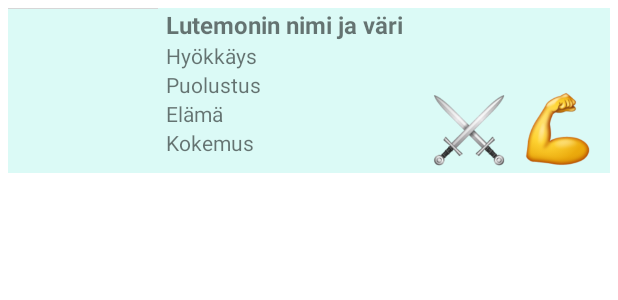
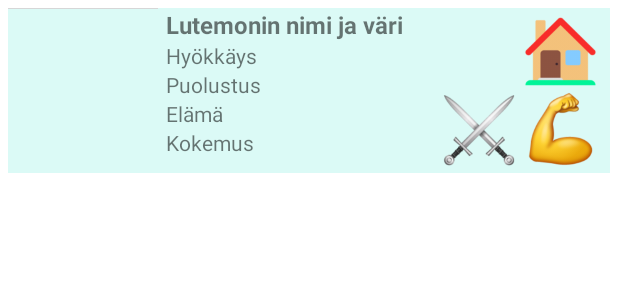
Before and after one commit to EronenA/LutemonGame-project, an Android app: the layout lutemon_view.xml on its own in the app's theme, with its tools: preview values and no code run, on a phone screen of 412 x 824 dp. Shown: the top 300 px of the screen. Run offline under Robolectric (Android 15) with nearby library versions, the phone set to English and light mode, and no system bars.

Commit message:
home nappi

```diff
--- a/app/src/main/java/com/example/lutemongame/LutemonViewHolder.java
+++ b/app/src/main/java/com/example/lutemongame/LutemonViewHolder.java
@@ -11,9 +11,8 @@ import androidx.annotation.NonNull;
 import androidx.recyclerview.widget.RecyclerView;
 
 public class LutemonViewHolder extends RecyclerView.ViewHolder {
-    ImageView lutemonImage, imgFight, imgTrain;
+    ImageView lutemonImage, imgFight, imgTrain, imgHome;
     TextView lutemonNameAndColor, lutemonColor, lutemonAttack, lutemonDefence, lutemonHealt, lutemonExperience;
-    RadioGroup rgSelectedLutemon;
 
     public LutemonViewHolder(@NonNull View itemView) {
         super(itemView);
@@ -24,9 +23,9 @@ public class LutemonViewHolder extends RecyclerView.ViewHolder {
         lutemonDefence = itemView.findViewById(R.id.txtLutemonDefence);
         lutemonHealt = itemView.findViewById(R.id.txtLutemonHealt);
         lutemonExperience = itemView.findViewById(R.id.txtLutemonExperience);
-        rgSelectedLutemon = itemView.findViewById(R.id.rgSelectedLutemon);
         imgFight = itemView.findViewById(R.id.imgFight);
         imgTrain = itemView.findViewById(R.id.imgTrain);
+        imgHome = itemView.findViewById(R.id.imgHome);
 
     }
 }
--- a/app/src/main/res/layout/lutemon_view.xml
+++ b/app/src/main/res/layout/lutemon_view.xml
@@ -64,38 +64,39 @@
         android:layout_width="match_parent"
         android:layout_height="match_parent">
 
-        <RadioGroup
-            android:id="@+id/rgSelectedLutemon"
-            android:layout_width="50dp"
-            android:layout_height="50dp"
-            app:layout_constraintEnd_toEndOf="parent"
-            app:layout_constraintTop_toTopOf="parent">
-
-        </RadioGroup>
-
         <ImageView
             android:id="@+id/imgFight"
             android:layout_width="50dp"
             android:layout_height="50dp"
+            android:layout_marginStart="8dp"
             android:layout_marginBottom="4dp"
+            android:src="@drawable/fight"
             android:visibility="visible"
             app:layout_constraintBottom_toBottomOf="parent"
             app:layout_constraintEnd_toStartOf="@+id/imgTrain"
             app:layout_constraintHorizontal_bias="0.166"
-            app:layout_constraintStart_toStartOf="parent"
-            android:src="@drawable/fight" />
+            app:layout_constraintStart_toStartOf="parent" />
 
         <ImageView
             android:id="@+id/imgTrain"
             android:layout_width="50dp"
             android:layout_height="50dp"
-            android:layout_marginEnd="10dp"
+            android:layout_marginEnd="8dp"
+            android:layout_marginBottom="4dp"
+            android:src="@drawable/train"
             android:visibility="visible"
             app:layout_constraintBottom_toBottomOf="parent"
+            app:layout_constraintEnd_toEndOf="parent" />
+
+        <ImageView
+            android:id="@+id/imgHome"
+            android:layout_width="50dp"
+            android:layout_height="50dp"
+            android:layout_marginTop="4dp"
+            android:layout_marginEnd="8dp"
             app:layout_constraintEnd_toEndOf="parent"
-            app:layout_constraintTop_toBottomOf="@+id/rgSelectedLutemon"
-            app:layout_constraintVertical_bias="0.6"
-            android:src="@drawable/train" />
+            app:layout_constraintTop_toTopOf="parent"
+            android:src="@drawable/home" />
 
     </androidx.constraintlayout.widget.ConstraintLayout>
 
```
Also changed, not shown: app/src/main/java/com/example/lutemongame/LutemonListAdapter.java (+20 -5 lines), app/src/main/res/drawable/home.png (added).
